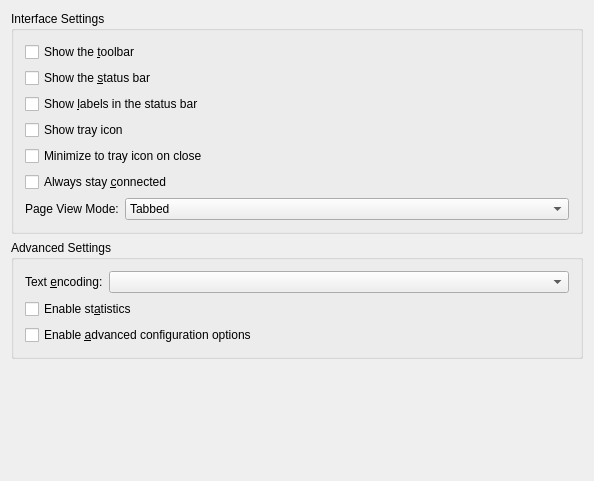
Above: kmldonkey/prefs/generalpage.ui from bettisfr/kmldonkey before the change. Below: the same form after it.
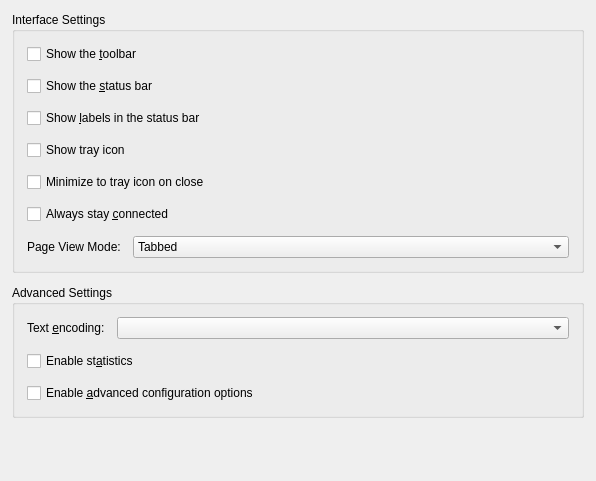
That is the form after the change. Custom widgets are drawn as their Qt base class.

```diff
--- a/kmldonkey/prefs/generalpage.ui
+++ b/kmldonkey/prefs/generalpage.ui
@@ -210,7 +210,7 @@
    </item>
   </layout>
  </widget>
- <layoutdefault spacing="6" margin="11"/>
+ <layoutdefault spacing="12" margin="12"/>
  <pixmapfunction>qPixmapFromMimeSource</pixmapfunction>
  <customwidgets>
   <customwidget>
```
